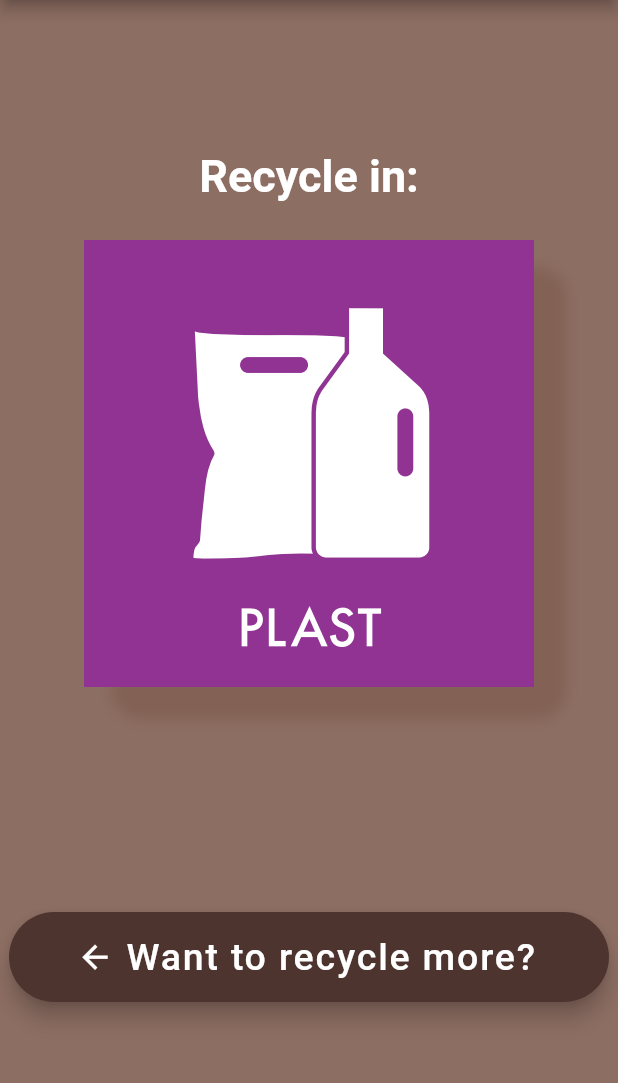
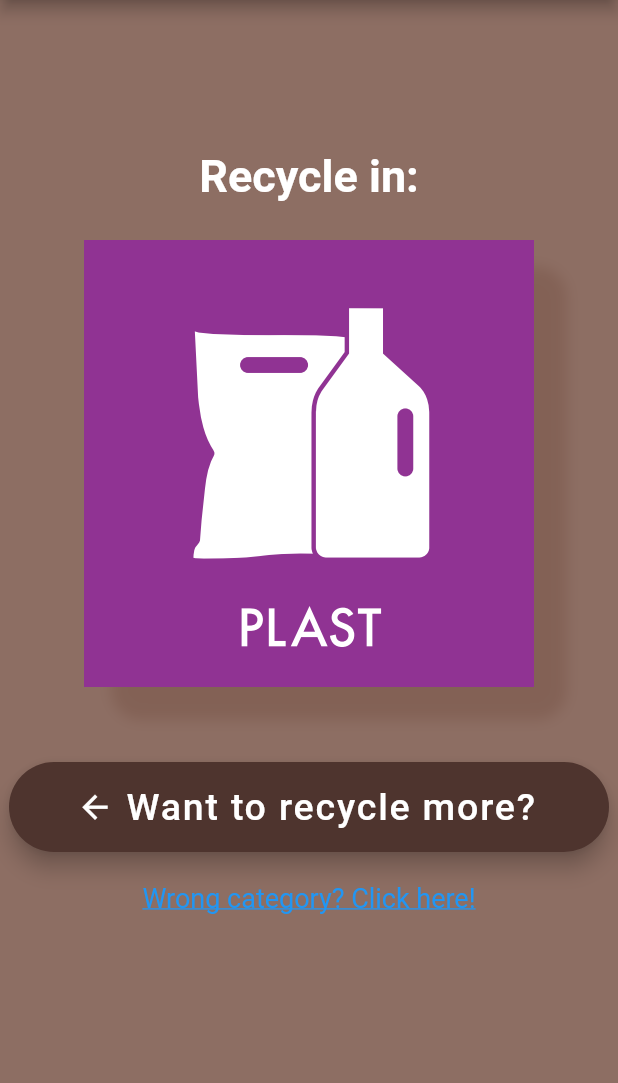
Before and after one commit to Group2-P6-Bachelor-Project/Flutter, a Flutter app: the OutputScreen screen opened directly, on a phone screen of 412 x 824 dp, the part 84-1167 px from its top. Run offline on Flutter 3.47's test engine with Material 2 defaults, Android fonts, the phone set to English and light mode, and no system bars; our stand-ins replace camera, video_player.

Commit message:
Made the screen and functionality for Feedback. Input is placed in the OutPutscreen. RecycleButton from the same screen has also been created in a seperate folder

```diff
--- a/flutter_application_1/lib/OutputScreen.dart
+++ b/flutter_application_1/lib/OutputScreen.dart
@@ -1,8 +1,9 @@
 import 'package:flutter/material.dart';
-import 'package:flutter_application_1/CameraScreen.dart';
 import 'package:flutter_application_1/CustomOutputImage.dart';
 import 'package:flutter_application_1/InformationScreen.dart';
+import 'package:flutter_application_1/RecycleButtonWidget.dart';
 import 'package:flutter_application_1/styles.dart';
+import 'FeedbackScreen.dart';
 
 class OutputScreen extends StatelessWidget {
   const OutputScreen({super.key});
@@ -38,35 +39,30 @@ class OutputScreen extends StatelessWidget {
               ),
             ],
           ),
-          const Spacer(),
           Container(
             height: 60,
             width: 400,
-            margin: const EdgeInsets.only(bottom: 100),
-            child: FloatingActionButton.extended(
-              label: const Text(
-                'Want to recycle more?',
+            margin: const EdgeInsets.only(top: 50),
+            child: const RecycleButtonWidget(),
+          ),
+          const SizedBox(height: 20),
+          InkWell(
+            child: const Text(
+              'Wrong category? Click here!',
               style: TextStyle(
-                  fontFamily: 'Roboto',
-                  fontStyle: FontStyle.normal,
-                  fontSize: 25,
-                  color: Colors.white,
+                fontSize: 18.0,
+                color: Colors.blue,
+                decoration: TextDecoration.underline,
               ),
             ),
-              backgroundColor: Colors.brown[800],
-              icon: const Icon(
-                Icons.arrow_back,
-                size: 25.0,
-                color: Colors.white,
-              ),
-              onPressed: () {
+            onTap: () {
               Navigator.push(
                 context,
-                  MaterialPageRoute(builder: (context) => const CameraScreen()),
+                MaterialPageRoute(
+                    builder: (context) => const FeedbackImageGrid()),
               );
             },
           ),
-          )
         ],
       ),
     );
--- /dev/null
+++ b/flutter_application_1/lib/RecycleButtonWidget.dart
@@ -0,0 +1,33 @@
+import 'package:flutter/material.dart';
+import 'package:flutter_application_1/CameraScreen.dart';
+
+class RecycleButtonWidget extends StatelessWidget {
+  const RecycleButtonWidget({Key? key}) : super(key: key);
+
+  @override
+  Widget build(BuildContext context) {
+    return FloatingActionButton.extended(
+      label: const Text(
+        'Want to recycle more?',
+        style: TextStyle(
+          fontFamily: 'Roboto',
+          fontStyle: FontStyle.normal,
+          fontSize: 25,
+          color: Colors.white,
+        ),
+      ),
+      backgroundColor: Colors.brown[800],
+      icon: const Icon(
+        Icons.arrow_back,
+        size: 25.0,
+        color: Colors.white,
+      ),
+      onPressed: () {
+        Navigator.push(
+          context,
+          MaterialPageRoute(builder: (context) => const CameraScreen()),
+        );
+      },
+    );
+  }
+}
--- a/flutter_application_1/lib/main.dart
+++ b/flutter_application_1/lib/main.dart
@@ -1,6 +1,6 @@
 import 'package:flutter/material.dart';
-import 'package:flutter_application_1/firstscreen.dart';
-// import 'package:flutter_application_1/OutputScreen.dart';
+import 'package:flutter_application_1/OutputScreen.dart';
+// import 'package:flutter_application_1/firstscreen.dart';
 
 void main() {
   runApp(const MyApp());
@@ -11,5 +11,5 @@ class MyApp extends StatelessWidget {
 
   @override
   Widget build(BuildContext context) =>
-      const MaterialApp(home: MyHomePageState());
+      const MaterialApp(home: OutputScreen());
 }
```
Also changed, not shown: flutter_application_1/lib/FeedbackScreen.dart (added, +49 -0 lines). Lines whose indentation alone changed are shown as unchanged.
